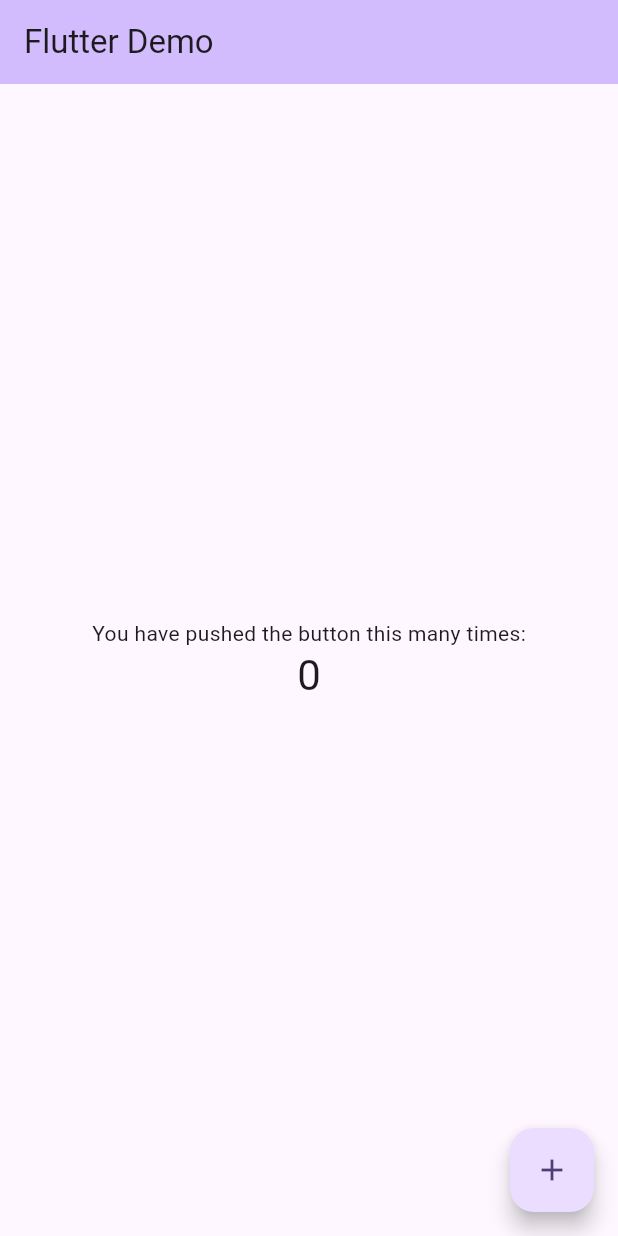
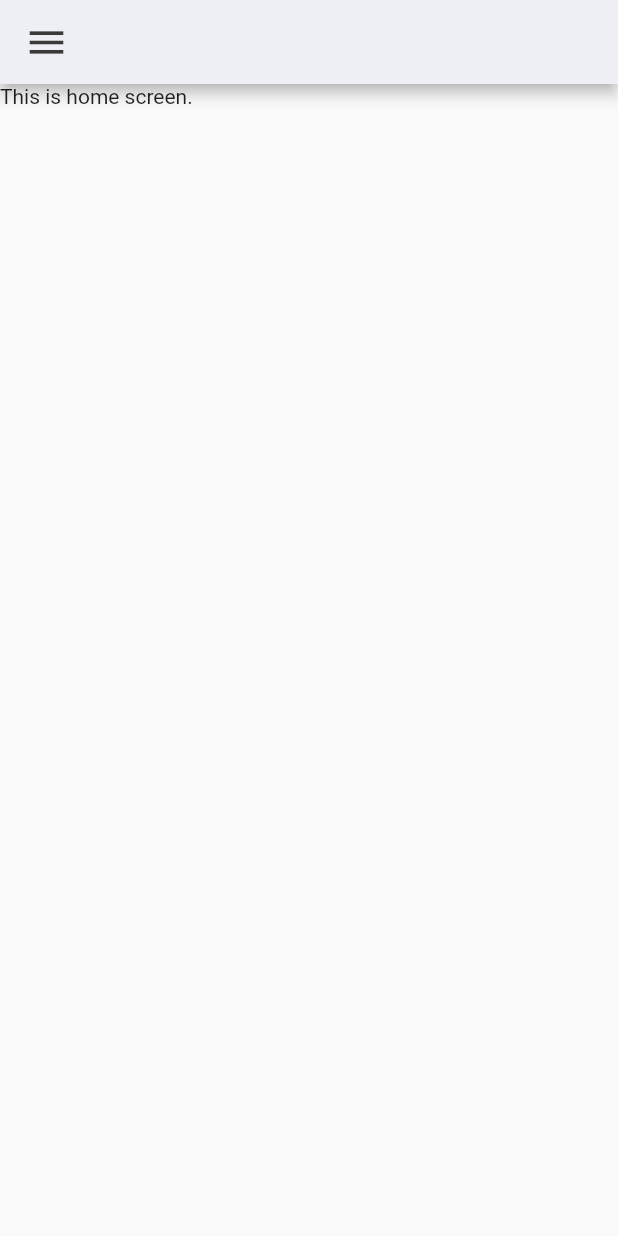
Before and after one commit to mosesmwila/Daily-Tasks, a Flutter app: the screen it shows after launch, on a phone screen of 412 x 824 dp. Run offline on Flutter 3.47's test engine with Material 2 defaults, Android fonts, the phone set to English and light mode, and no system bars.

Commit message:
Updated Files

```diff
--- /dev/null
+++ b/lib/constants/colors.dart
@@ -0,0 +1,9 @@
+import 'package:flutter/material.dart';
+
+const Color tdRed =Color(0xFFDA4040);
+const Color tdBlue =Color(0xFF5F52EE);
+
+const Color tdBlack =Color(0xFF3A3A3A);
+const Color tdGrey =Color(0xFF717171);
+
+const Color tdBGColor =Color(0xFFEEEFF5);
--- a/lib/main.dart
+++ b/lib/main.dart
@@ -1,4 +1,6 @@
+import 'package:daily_tasks/screens/home.dart';
 import 'package:flutter/material.dart';
+
 
 void main() {
   runApp(const MyApp());
@@ -10,116 +12,9 @@ class MyApp extends StatelessWidget {
   // This widget is the root of your application.
   @override
   Widget build(BuildContext context) {
-    return MaterialApp(
+    return const MaterialApp(
       title: 'Flutter Demo',
-      theme: ThemeData(
-        // This is the theme of your application.
-        //
-        // TRY THIS: Try running your application with "flutter run". You'll see
-        // the application has a blue toolbar. Then, without quitting the app,
-        // try changing the seedColor in the colorScheme below to Colors.green
-        // and then invoke "hot reload" (save your changes or press the "hot
-        // reload" button in a Flutter-supported IDE, or press "r" if you used
-        // the command line to start the app).
-        //
-        // Notice that the counter didn't reset back to zero; the application
-        // state is not lost during the reload. To reset the state, use hot
-        // restart instead.
-        //
-        // This works for code too, not just values: Most code changes can be
-        // tested with just a hot reload.
-        colorScheme: ColorScheme.fromSeed(seedColor: Colors.deepPurple),
-        useMaterial3: true,
-      ),
-      home: const MyHomePage(title: 'Flutter Demo'),
+      home: Home(),
     );
   }
 }
-
-class MyHomePage extends StatefulWidget {
-  const MyHomePage({super.key, required this.title});
-
-  // This widget is the home page of your application. It is stateful, meaning
-  // that it has a State object (defined below) that contains fields that affect
-  // how it looks.
-
-  // This class is the configuration for the state. It holds the values (in this
-  // case the title) provided by the parent (in this case the App widget) and
-  // used by the build method of the State. Fields in a Widget subclass are
-  // always marked "final".
-
-  final String title;
-
-  @override
-  State<MyHomePage> createState() => _MyHomePageState();
-}
-
-class _MyHomePageState extends State<MyHomePage> {
-  int _counter = 0;
-
-  void _incrementCounter() {
-    setState(() {
-      // This call to setState tells the Flutter framework that something has
-      // changed in this State, which causes it to rerun the build method below
-      // so that the display can reflect the updated values. If we changed
-      // _counter without calling setState(), then the build method would not be
-      // called again, and so nothing would appear to happen.
-      _counter++;
-    });
-  }
-
-  @override
-  Widget build(BuildContext context) {
-    // This method is rerun every time setState is called, for instance as done
-    // by the _incrementCounter method above.
-    //
-    // The Flutter framework has been optimized to make rerunning build methods
-    // fast, so that you can just rebuild anything that needs updating rather
-    // than having to individually change instances of widgets.
-    return Scaffold(
-      appBar: AppBar(
-        // TRY THIS: Try changing the color here to a specific color (to
-        // Colors.amber, perhaps?) and trigger a hot reload to see the AppBar
-        // change color while the other colors stay the same.
-        backgroundColor: Theme.of(context).colorScheme.inversePrimary,
-        // Here we take the value from the MyHomePage object that was created by
-        // the App.build method, and use it to set our appbar title.
-        title: Text(widget.title),
-      ),
-      body: Center(
-        // Center is a layout widget. It takes a single child and positions it
-        // in the middle of the parent.
-        child: Column(
-          // Column is also a layout widget. It takes a list of children and
-          // arranges them vertically. By default, it sizes itself to fit its
-          // children horizontally, and tries to be as tall as its parent.
-          //
-          // Column has various properties to control how it sizes itself and
-          // how it positions its children. Here we use mainAxisAlignment to
-          // center the children vertically; the main axis here is the vertical
-          // axis because Columns are vertical (the cross axis would be
-          // horizontal).
-          //
-          // TRY THIS: Invoke "debug painting" (choose the "Toggle Debug Paint"
-          // action in the IDE, or press "p" in the console), to see the
-          // wireframe for each widget.
-          mainAxisAlignment: MainAxisAlignment.center,
-          children: <Widget>[
-            const Text(
-              'You have pushed the button this many times:',
-            ),
-            Text(
-              '$_counter',
-              style: Theme.of(context).textTheme.headlineMedium,
-            ),
-          ],
-        ),
-      ),
-      floatingActionButton: FloatingActionButton(
-        onPressed: _incrementCounter,
-        tooltip: 'Increment',
-        child: const Icon(Icons.add),
-      ), // This trailing comma makes auto-formatting nicer for build methods.
-    );
-  }
-}
--- /dev/null
+++ b/lib/screens/home.dart
@@ -0,0 +1,23 @@
+import 'package:daily_tasks/constants/colors.dart';
+import 'package:flutter/material.dart';
+
+class Home extends StatelessWidget {
+  const Home ({Key? key}) : super(key: key);
+
+  @override
+  Widget build(BuildContext context){
+    return Scaffold(
+      appBar: AppBar(
+        backgroundColor: tdBGColor,
+          title: Row(children: [
+            Icon(
+              Icons.menu,
+              color: tdBlack,
+              size:30,
+    )
+        ]),
+      ),
+      body: const Text('This is home screen.'),
+    );
+  }
+}
--- a/pubspec.yaml
+++ b/pubspec.yaml
@@ -59,8 +59,8 @@ flutter:
   uses-material-design: true
 
   # To add assets to your application, add an assets section, like this:
-  # assets:
-  #   - images/a_dot_burr.jpeg
+  assets:
+    - assets/images/
   #   - images/a_dot_ham.jpeg
 
   # An image asset can refer to one or more resolution-specific "variants", see
```
Also changed, not shown: assets/images/avatar.png (added).
